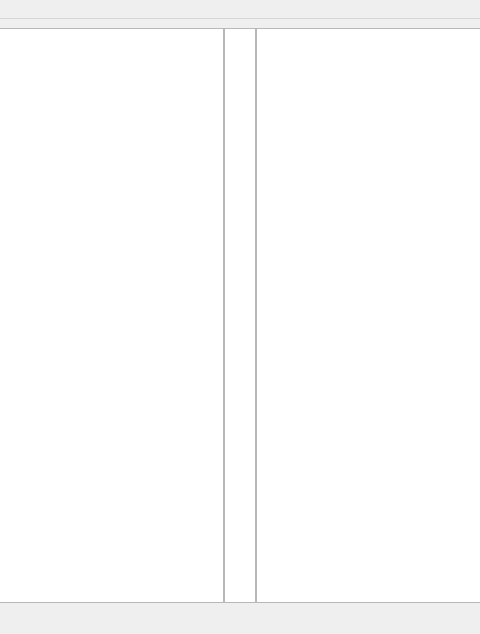
First picture: the form in src/mainwindow.ui, repository MarcinLGit/Text-Editor, before the edit; both pictures show x 179 to 659 and y 0 to 634 of the 837 by 634 pixel window.
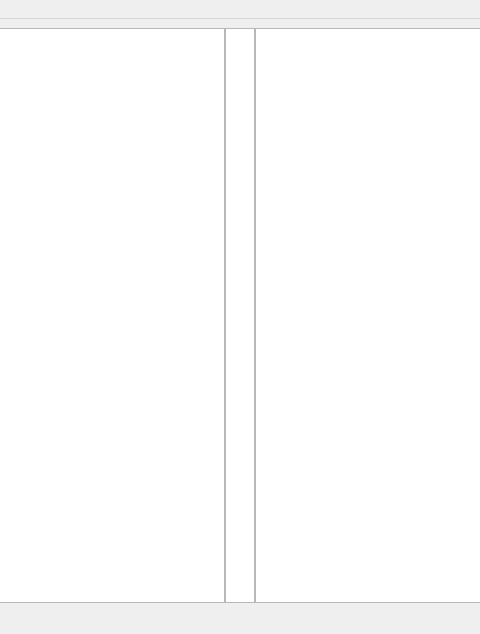
Second picture: the form after the edit.

```diff
--- a/src/mainwindow.ui
+++ b/src/mainwindow.ui
@@ -38,13 +38,17 @@
          <number>0</number>
         </property>
         <item>
-         <widget class="QPlainTextEdit" name="plainTextEdit"/>
+         <widget class="QPlainTextEdit" name="plainTextEdit">
+          <property name="verticalScrollBarPolicy">
+           <enum>Qt::ScrollBarAsNeeded</enum>
+          </property>
+         </widget>
         </item>
         <item>
          <widget class="QTableWidget" name="tableWidget">
           <property name="maximumSize">
            <size>
-            <width>32</width>
+            <width>30</width>
             <height>16777215</height>
            </size>
           </property>
@@ -55,7 +59,7 @@
            <enum>Qt::ScrollBarAlwaysOff</enum>
           </property>
           <property name="showGrid">
-           <bool>true</bool>
+           <bool>false</bool>
           </property>
           <property name="gridStyle">
            <enum>Qt::NoPen</enum>
@@ -63,40 +67,33 @@
           <property name="cornerButtonEnabled">
            <bool>true</bool>
           </property>
-          <property name="rowCount">
-           <number>20</number>
-          </property>
           <property name="columnCount">
-           <number>2</number>
+           <number>0</number>
           </property>
           <attribute name="horizontalHeaderVisible">
            <bool>false</bool>
           </attribute>
+          <attribute name="horizontalHeaderMinimumSectionSize">
+           <number>1</number>
+          </attribute>
+          <attribute name="horizontalHeaderDefaultSectionSize">
+           <number>2</number>
+          </attribute>
+          <attribute name="horizontalHeaderHighlightSections">
+           <bool>false</bool>
+          </attribute>
           <attribute name="verticalHeaderVisible">
            <bool>false</bool>
           </attribute>
-          <row/>
-          <row/>
-          <row/>
-          <row/>
-          <row/>
-          <row/>
-          <row/>
-          <row/>
-          <row/>
-          <row/>
-          <row/>
-          <row/>
-          <row/>
-          <row/>
-          <row/>
-          <row/>
-          <row/>
-          <row/>
-          <row/>
-          <row/>
-          <column/>
-          <column/>
+          <attribute name="verticalHeaderMinimumSectionSize">
+           <number>1</number>
+          </attribute>
+          <attribute name="verticalHeaderDefaultSectionSize">
+           <number>1</number>
+          </attribute>
+          <attribute name="verticalHeaderHighlightSections">
+           <bool>false</bool>
+          </attribute>
          </widget>
         </item>
         <item>
```
Left out of the diff: 2 changed lines with no effect on the pictures.
